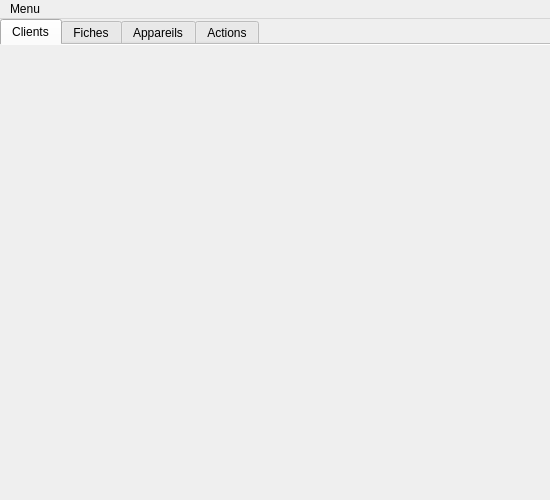
Old version of the form InfoDynamiqueQt/Vues/vueprincipale.ui in the repository AlexandreGirardin/ProjetAnalyse.
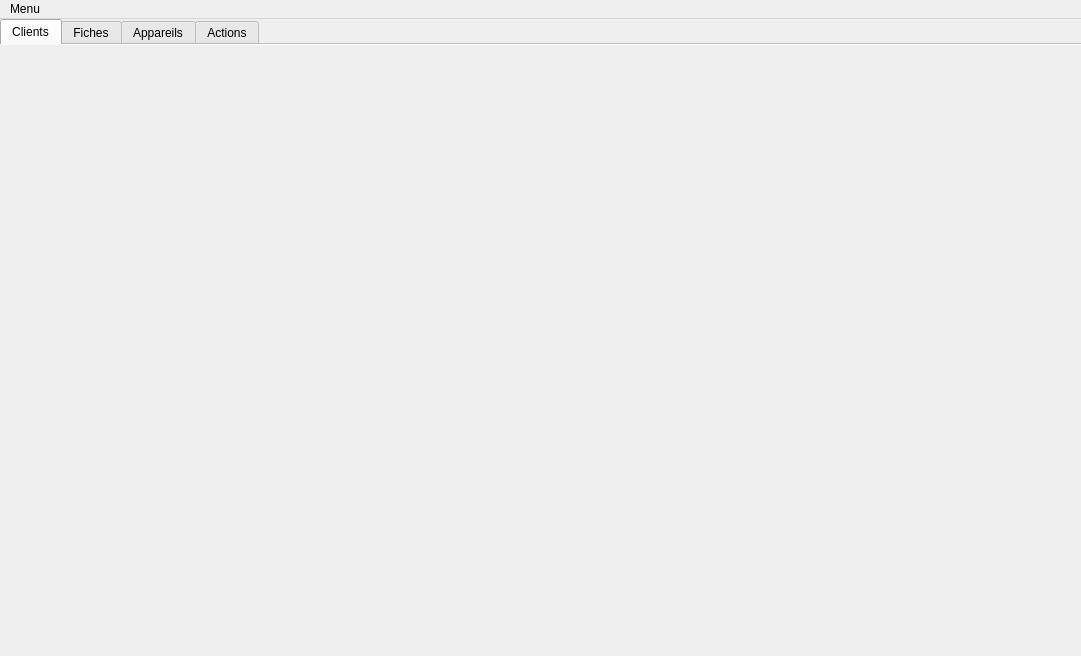
New version of the form.

What changed in the file:
```diff
--- a/InfoDynamiqueQt/Vues/vueprincipale.ui
+++ b/InfoDynamiqueQt/Vues/vueprincipale.ui
@@ -6,8 +6,8 @@
    <rect>
     <x>0</x>
     <y>0</y>
-    <width>550</width>
-    <height>500</height>
+    <width>1081</width>
+    <height>656</height>
    </rect>
   </property>
   <property name="minimumSize">
@@ -89,7 +89,7 @@
     <rect>
      <x>0</x>
      <y>0</y>
-     <width>550</width>
+     <width>1081</width>
      <height>27</height>
     </rect>
    </property>
```
